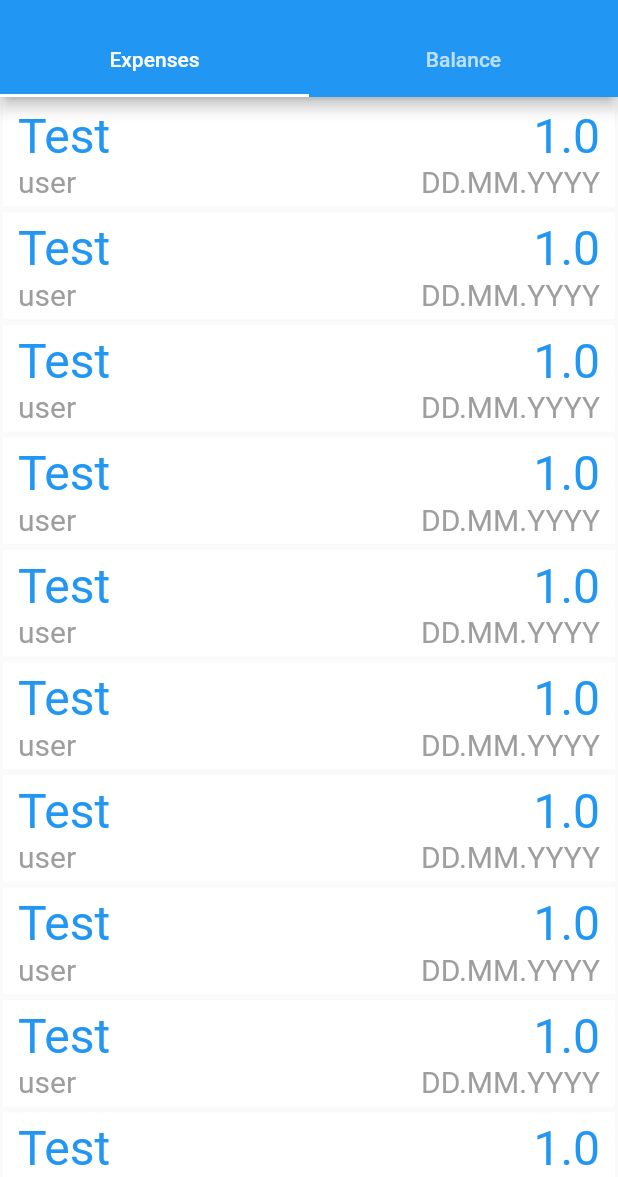
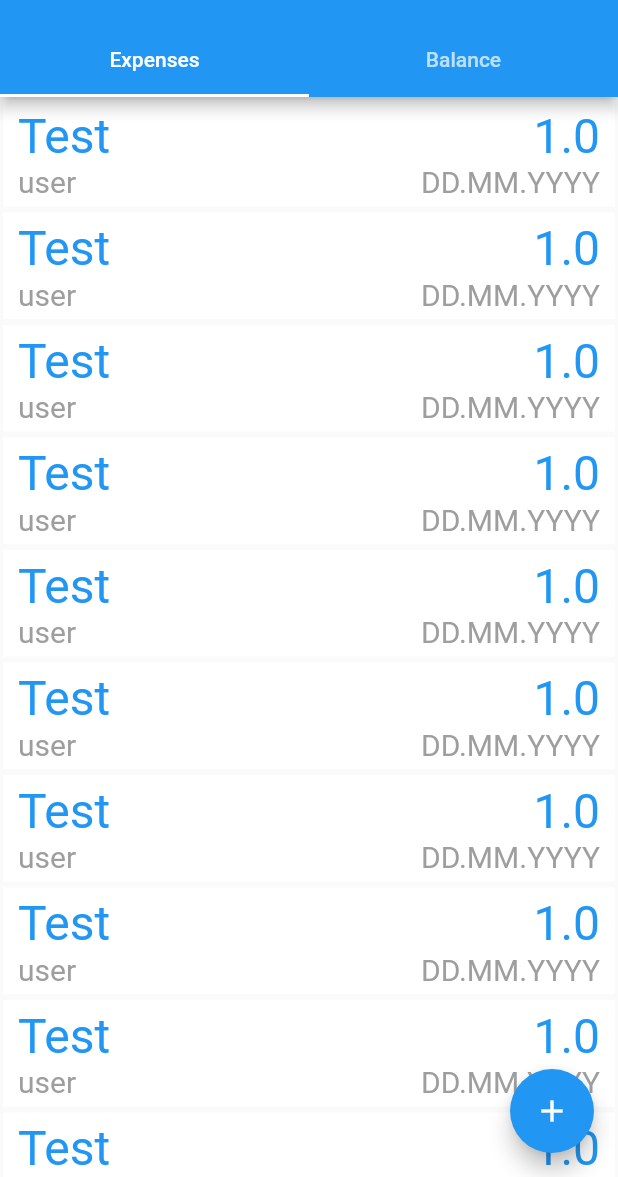
Before and after one commit to mwenski/share-costs-app, a Flutter app: the screen it shows after launch, on a phone screen of 412 x 824 dp, the part 59-1236 px from its top. Run offline on Flutter 3.47's test engine with Material 2 defaults, Android fonts, the phone set to English and light mode, and no system bars; missing offline and left inert: fcharts.

Commit message:
new_expense_view created

```diff
--- a/lib/routes.dart
+++ b/lib/routes.dart
@@ -1,15 +1,18 @@
 import 'package:share_cost_app/views/home_view.dart';
 import 'package:share_cost_app/views/login_view.dart';
 import 'package:share_cost_app/views/register_view.dart';
+import 'package:share_cost_app/views/new_expense_view.dart';
 
 class Routes {
   static const String login = "/login";
   static const String register = "/register";
   static const String home = "/";
+  static const String newExpense = "/new_expense";
 
   static final routes = {
     login: (context) => const LoginView(),
     register: (context) => const RegisterView(),
     home: (context) => const HomeView(),
+    newExpense: (context) => const NewExpenseView(),
   };
 }
--- a/lib/views/home_view.dart
+++ b/lib/views/home_view.dart
@@ -1,6 +1,7 @@
 import 'package:flutter/material.dart';
 import 'package:share_cost_app/components/list_item.dart';
 import 'package:share_cost_app/components/balance_list_item.dart';
+import 'package:share_cost_app/routes.dart';
 
 import 'package:fcharts/fcharts.dart';
 
@@ -12,9 +13,12 @@ class HomeView extends StatefulWidget {
 }
 
 class _HomeViewState extends State<HomeView> {
-
   @override
   Widget build(BuildContext context) {
+    void _navigateToNewExpenseView(){
+      Navigator.pushNamed(context, Routes.newExpense);
+    }
+
     return DefaultTabController(
         length: 2,
         child: Scaffold(
@@ -34,11 +38,19 @@ class _HomeViewState extends State<HomeView> {
             ListView(
               children: [
                 //BarChart(data: myData, bars: , xAxis: myData[0][1], yAxis: yAxis),
-                  const Text("HOW TO SHARE COSTS", style: TextStyle(fontSize: 26, color: Colors.grey)),
+                const Text("HOW TO SHARE COSTS",
+                    style: TextStyle(fontSize: 26, color: Colors.grey)),
                 for (var i = 0; i < 10; i++)
-                    BalanceListItem(sender: "user1", recipient: "user2", amount: "1.0"),
+                  BalanceListItem(
+                      sender: "user1", recipient: "user2", amount: "1.0"),
               ],
             ),
-            ])));
+          ]),
+          floatingActionButton: FloatingActionButton(
+            onPressed: _navigateToNewExpenseView,
+            tooltip: "Add new expense",
+            child: const Icon(Icons.add),
+          ),
+        ));
   }
 }
```
Also changed, not shown: lib/views/new_expense_view.dart (added, +53 -0 lines). Lines whose indentation alone changed are shown as unchanged.
